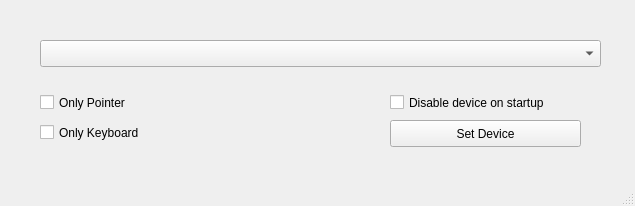
Tenchrio/xinputDisabler, file mainwindow.ui: the form before one commit.
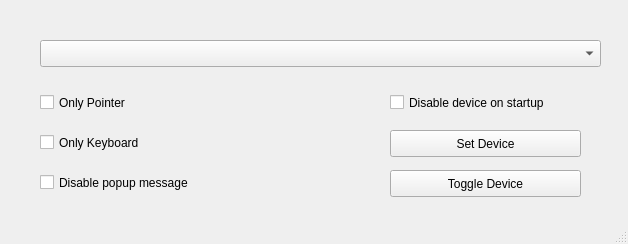
The form after the commit.

Commit message: Added option to disable button and dedicated toggle button

```diff
--- a/mainwindow.ui
+++ b/mainwindow.ui
@@ -6,10 +6,16 @@
    <rect>
     <x>0</x>
     <y>0</y>
-    <width>635</width>
-    <height>206</height>
+    <width>628</width>
+    <height>244</height>
    </rect>
   </property>
+  <property name="sizePolicy">
+   <sizepolicy hsizetype="Fixed" vsizetype="Fixed">
+    <horstretch>0</horstretch>
+    <verstretch>0</verstretch>
+   </sizepolicy>
+  </property>
   <property name="windowTitle">
    <string>MainWindow</string>
   </property>
@@ -18,7 +24,7 @@
     <property name="geometry">
      <rect>
       <x>390</x>
-      <y>120</y>
+      <y>130</y>
       <width>191</width>
       <height>27</height>
      </rect>
@@ -31,7 +37,7 @@
     <property name="geometry">
      <rect>
       <x>40</x>
-      <y>120</y>
+      <y>130</y>
       <width>121</width>
       <height>25</height>
      </rect>
@@ -76,6 +82,32 @@
      </rect>
     </property>
    </widget>
+   <widget class="QPushButton" name="my_ToggleButton">
+    <property name="geometry">
+     <rect>
+      <x>390</x>
+      <y>170</y>
+      <width>191</width>
+      <height>27</height>
+     </rect>
+    </property>
+    <property name="text">
+     <string>Toggle Device</string>
+    </property>
+   </widget>
+   <widget class="QCheckBox" name="my_NoMessage">
+    <property name="geometry">
+     <rect>
+      <x>40</x>
+      <y>170</y>
+      <width>201</width>
+      <height>25</height>
+     </rect>
+    </property>
+    <property name="text">
+     <string>Disable popup message</string>
+    </property>
+   </widget>
   </widget>
   <widget class="QStatusBar" name="statusBar"/>
  </widget>
```
The commit also changes 2 other files.
